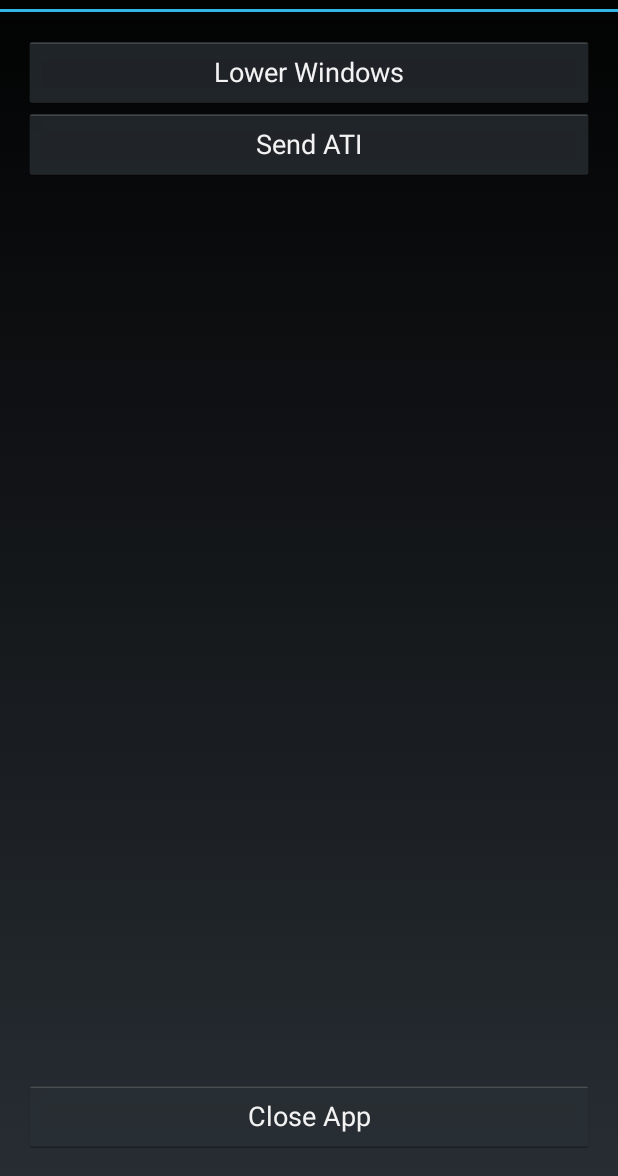
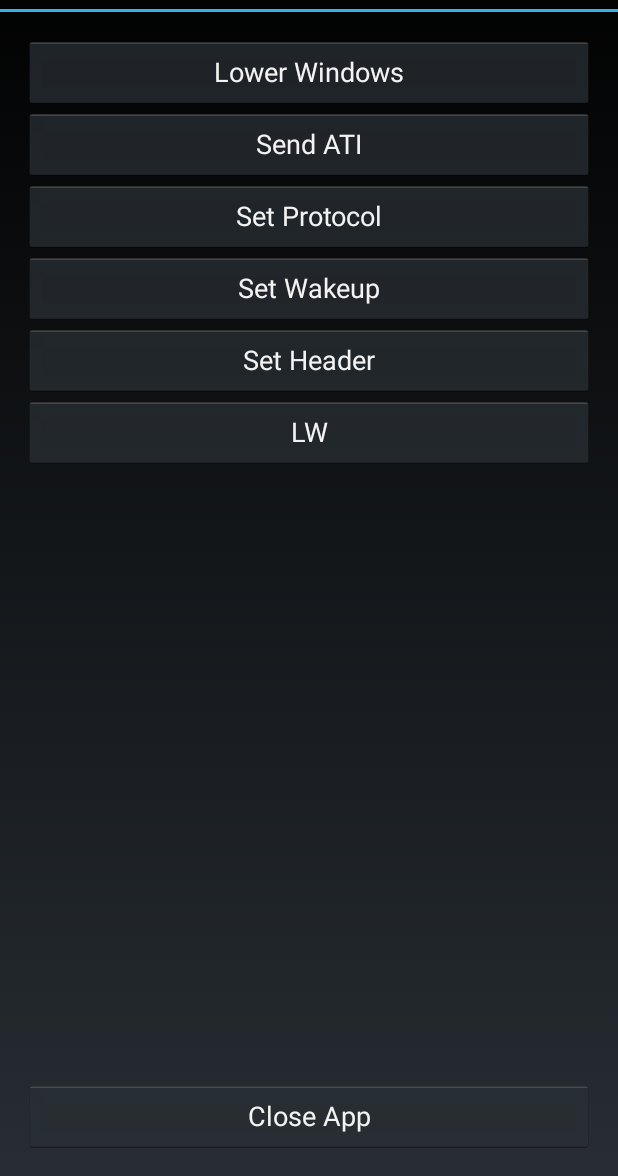
Before and after one commit to geoghegan/ScootyBus, an Android app: the screen it shows after launch (MainActivity), on a phone screen of 412 x 824 dp, the part 60-1236 px from its top. Run offline under Robolectric (Android 15) with nearby library versions, the phone set to English and light mode, and no system bars.

Commit message:
Quick set of protocol, header, wakeup, and lower windows as separate functions

```diff
--- a/app/src/main/res/layout/activity_main.xml
+++ b/app/src/main/res/layout/activity_main.xml
@@ -31,6 +31,38 @@
     <Button
         android:layout_width="match_parent"
         android:layout_height="wrap_content"
+        android:text="Set Protocol"
+        android:onClick="onSendSetProtocol"
+        android:layout_row="4"
+        android:layout_column="1" />
+
+    <Button
+        android:layout_width="match_parent"
+        android:layout_height="wrap_content"
+        android:text="Set Wakeup"
+        android:onClick="onSendSetWakeup"
+        android:layout_row="5"
+        android:layout_column="1" />
+
+    <Button
+        android:layout_width="match_parent"
+        android:layout_height="wrap_content"
+        android:text="Set Header"
+        android:onClick="onSendSetHeader"
+        android:layout_row="6"
+        android:layout_column="1" />
+
+    <Button
+        android:layout_width="match_parent"
+        android:layout_height="wrap_content"
+        android:text="LW"
+        android:onClick="onSendLW"
+        android:layout_row="7"
+        android:layout_column="1" />
+
+    <Button
+        android:layout_width="match_parent"
+        android:layout_height="wrap_content"
         android:text="Close App"
         android:onClick="onButtonCloseApp"
         android:layout_row="29"
```
Also changed, not shown: app/src/main/java/net/nickgeoghegan/scootybus/MainActivity.java (+47 -0 lines).
